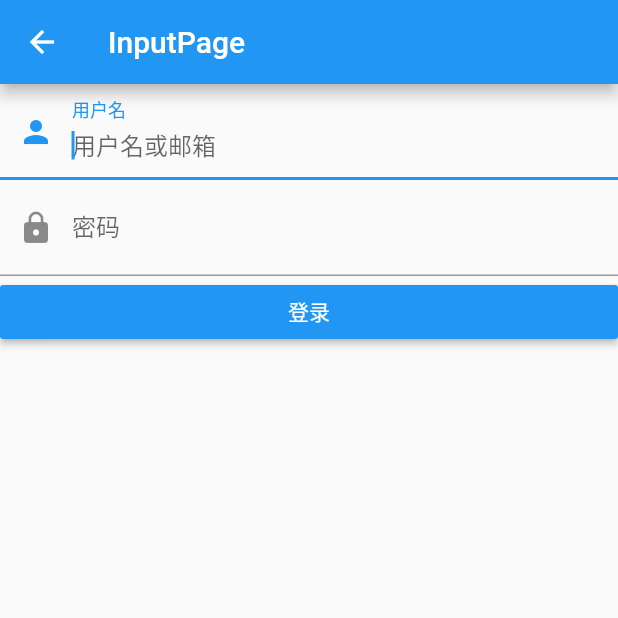
After one commit to scalerone/flutter-demo, a Flutter app: the InputPage screen opened by its route, after a tap on "登录", on a phone screen of 412 x 824 dp, the top half of it. The commit adds this screen. Run offline on Flutter 3.47's test engine with Material 2 defaults, Android fonts, the phone set to English and light mode, and no system bars.

Commit message:
登录demo

```diff
--- /dev/null
+++ b/lib/input.dart
@@ -0,0 +1,59 @@
+import 'package:flutter/material.dart';
+
+
+class InputPage extends StatefulWidget {
+  @override
+  _InputPageState createState() => _InputPageState();
+}
+
+class _InputPageState extends State<InputPage> {
+  //定义一个controller
+TextEditingController _unameController = TextEditingController();
+TextEditingController _pwdController = new TextEditingController();
+
+  @override
+  Widget build(BuildContext context) {
+
+    return Scaffold(
+          appBar: AppBar(title: Text('InputPage'),),
+          body: Column(
+          children: <Widget>[
+          TextField(
+            autofocus: true,
+            controller: _unameController, //设置controller
+            decoration: InputDecoration(
+
+                labelText: "用户名",
+                hintText: "用户名或邮箱",
+                prefixIcon: Icon(Icons.person)
+            ),
+          ),
+          TextField(
+            controller: _pwdController, //设置controller
+            decoration: InputDecoration(
+                labelText: "密码",
+                hintText: "您的登录密码",
+                prefixIcon: Icon(Icons.lock)
+            ),
+            obscureText: true,
+          ),
+          SizedBox(
+            width: double.infinity,
+            child:RaisedButton(
+                        child: Text('登录'),
+                        color: Colors.blue,
+                        textColor: Colors.white,
+                        onPressed: () {
+                            print(_unameController.text);
+                            print(_pwdController.text);
+                        },
+                      )
+          ),
+
+        ],
+) ,
+    );
+
+
+  }
+}
--- a/lib/main.dart
+++ b/lib/main.dart
@@ -8,6 +8,7 @@ import 'contain.dart';
 import 'img.dart';
 import 'layout.dart';
 import 'flex.dart';
+import 'input.dart';
 
 void main() => runApp(MyApp());
 
@@ -27,6 +28,7 @@ class MyApp extends StatelessWidget {
         "img":(context)=> new ImgPage(),
         "layout":(context)=> new Layout(),
         "flex":(context)=>  FlexPage(),
+        "input":(context)=>  InputPage(),
       },
       home: MyHomePage(),
     );
@@ -113,6 +115,12 @@ class MyHomePageState extends State<MyHomePage>{
                     Navigator.pushNamed(context, "flex");
                   }
                   ,),
+                RaisedButton(
+                  child: Text('click to InputPage'),
+                  onPressed: (){
+                    Navigator.pushNamed(context, "input");
+                  }
+                  ,),
               ],),
               )
         );
```
